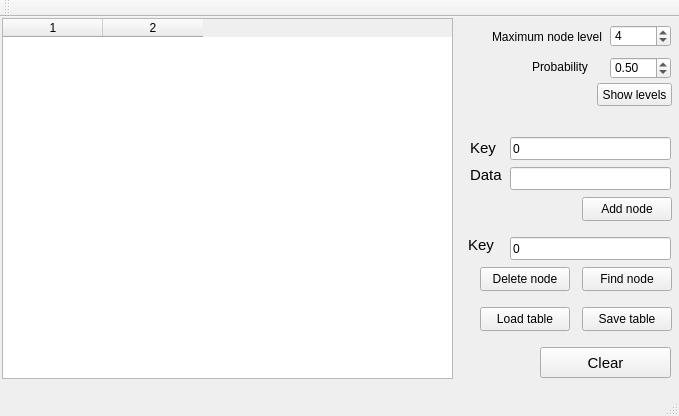
This is projects/table/mainwindow.ui in Wropwtr/skiplist as Qt 5 draws it before an edit. The edited form follows.
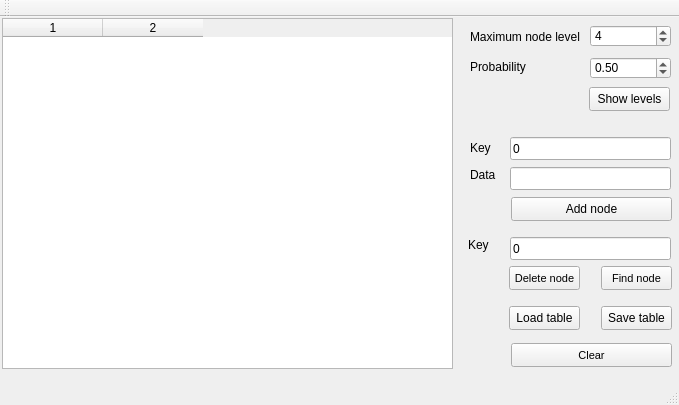
This is the edited form.

The edit to the form file:
```diff
--- a/projects/table/mainwindow.ui
+++ b/projects/table/mainwindow.ui
@@ -7,7 +7,7 @@
     <x>0</x>
     <y>0</y>
     <width>679</width>
-    <height>416</height>
+    <height>405</height>
    </rect>
   </property>
   <property name="windowTitle">
@@ -20,7 +20,7 @@
       <x>2</x>
       <y>1</y>
       <width>451</width>
-      <height>361</height>
+      <height>351</height>
      </rect>
     </property>
     <property name="rowCount">
@@ -35,9 +35,9 @@
    <widget class="QPushButton" name="btnAdd">
     <property name="geometry">
      <rect>
-      <x>582</x>
+      <x>511</x>
       <y>180</y>
-      <width>90</width>
+      <width>161</width>
       <height>24</height>
      </rect>
     </property>
@@ -88,7 +88,7 @@
     </property>
     <property name="font">
      <font>
-      <pointsize>11</pointsize>
+      <pointsize>9</pointsize>
      </font>
     </property>
     <property name="text">
@@ -106,7 +106,7 @@
     </property>
     <property name="font">
      <font>
-      <pointsize>11</pointsize>
+      <pointsize>9</pointsize>
      </font>
     </property>
     <property name="text">
@@ -116,12 +116,17 @@
    <widget class="QPushButton" name="btnFind">
     <property name="geometry">
      <rect>
-      <x>582</x>
-      <y>250</y>
-      <width>90</width>
+      <x>601</x>
+      <y>249</y>
+      <width>71</width>
       <height>24</height>
      </rect>
     </property>
+    <property name="font">
+     <font>
+      <pointsize>8</pointsize>
+     </font>
+    </property>
     <property name="text">
      <string>Find node</string>
     </property>
@@ -137,7 +142,7 @@
     </property>
     <property name="font">
      <font>
-      <pointsize>11</pointsize>
+      <pointsize>9</pointsize>
      </font>
     </property>
     <property name="text">
@@ -163,12 +168,17 @@
    <widget class="QPushButton" name="btnDelete">
     <property name="geometry">
      <rect>
-      <x>480</x>
-      <y>250</y>
-      <width>90</width>
+      <x>509</x>
+      <y>249</y>
+      <width>71</width>
       <height>24</height>
      </rect>
     </property>
+    <property name="font">
+     <font>
+      <pointsize>8</pointsize>
+     </font>
+    </property>
     <property name="text">
      <string>Delete node</string>
     </property>
@@ -176,9 +186,9 @@
    <widget class="QPushButton" name="btnLoad">
     <property name="geometry">
      <rect>
-      <x>480</x>
-      <y>290</y>
-      <width>90</width>
+      <x>509</x>
+      <y>289</y>
+      <width>71</width>
       <height>24</height>
      </rect>
     </property>
@@ -189,9 +199,9 @@
    <widget class="QPushButton" name="btnSave">
     <property name="geometry">
      <rect>
-      <x>582</x>
-      <y>290</y>
-      <width>90</width>
+      <x>601</x>
+      <y>289</y>
+      <width>71</width>
       <height>24</height>
      </rect>
     </property>
@@ -202,15 +212,15 @@
    <widget class="QPushButton" name="btnClear">
     <property name="geometry">
      <rect>
-      <x>540</x>
-      <y>330</y>
-      <width>131</width>
-      <height>31</height>
+      <x>511</x>
+      <y>326</y>
+      <width>161</width>
+      <height>24</height>
      </rect>
     </property>
     <property name="font">
      <font>
-      <pointsize>11</pointsize>
+      <pointsize>8</pointsize>
      </font>
     </property>
     <property name="text">
@@ -220,9 +230,9 @@
    <widget class="QSpinBox" name="sbLvl">
     <property name="geometry">
      <rect>
-      <x>610</x>
+      <x>590</x>
       <y>8</y>
-      <width>61</width>
+      <width>81</width>
       <height>22</height>
      </rect>
     </property>
@@ -236,7 +246,7 @@
    <widget class="QLabel" name="label_6">
     <property name="geometry">
      <rect>
-      <x>492</x>
+      <x>470</x>
       <y>10</y>
       <width>111</width>
       <height>20</height>
@@ -254,7 +264,7 @@
    <widget class="QLabel" name="label_7">
     <property name="geometry">
      <rect>
-      <x>532</x>
+      <x>470</x>
       <y>40</y>
       <width>61</width>
       <height>20</height>
@@ -272,9 +282,9 @@
    <widget class="QDoubleSpinBox" name="sbProb">
     <property name="geometry">
      <rect>
-      <x>610</x>
+      <x>590</x>
       <y>40</y>
-      <width>61</width>
+      <width>81</width>
       <height>22</height>
      </rect>
     </property>
@@ -291,10 +301,10 @@
    <widget class="QPushButton" name="pushButton">
     <property name="geometry">
      <rect>
-      <x>597</x>
-      <y>66</y>
-      <width>75</width>
-      <height>23</height>
+      <x>589</x>
+      <y>70</y>
+      <width>81</width>
+      <height>24</height>
      </rect>
     </property>
     <property name="text">
```
